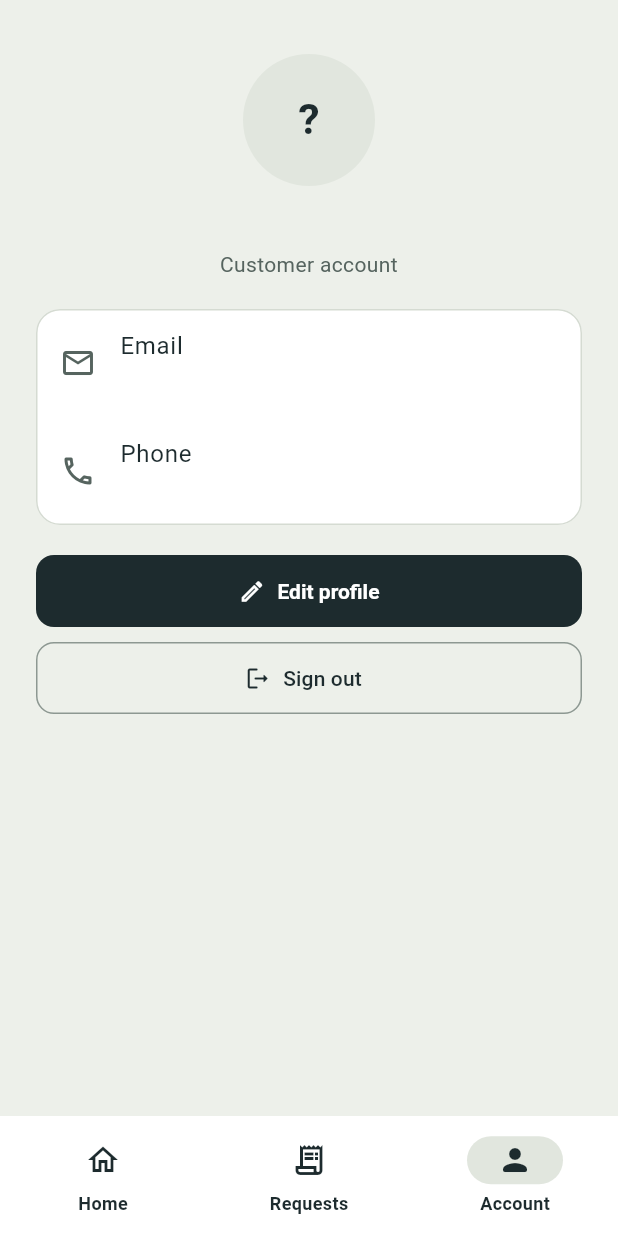
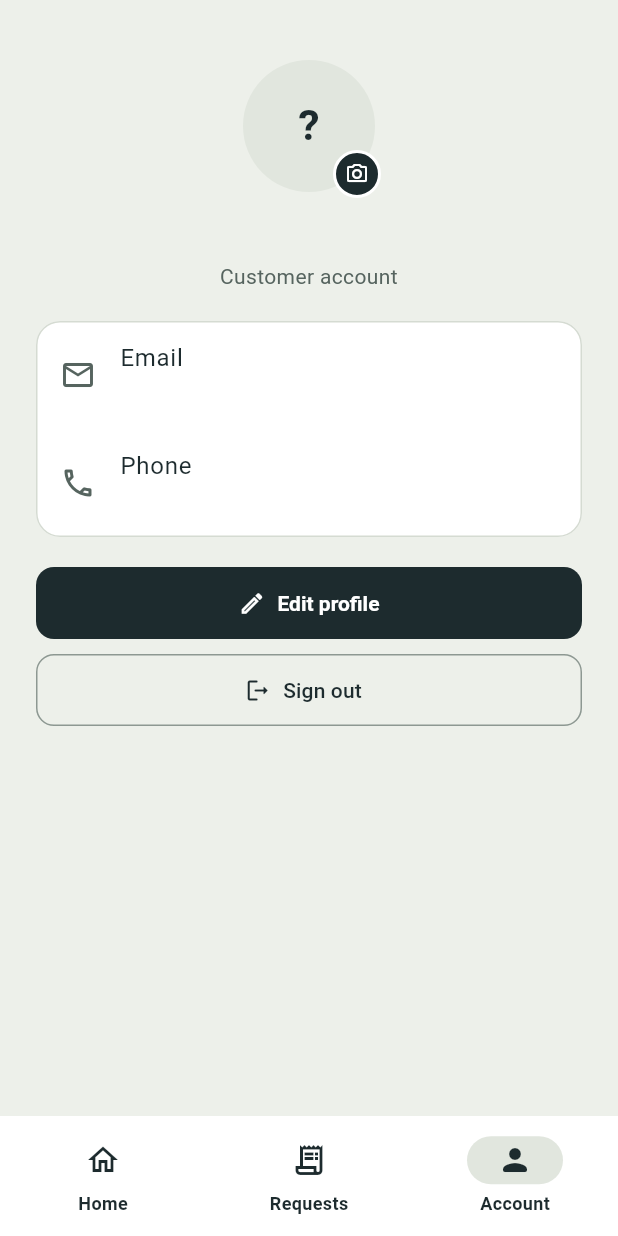
Before and after one commit to dariusagbon/fixNear, a Flutter app: the screen it shows once a user with an empty profile is signed in, item 3 of the bottom bar chosen, on a phone screen of 412 x 824 dp. Run offline on Flutter 3.47's test engine with Material 3 defaults, Android fonts, the phone set to English and light mode, and no system bars; our stand-ins replace cached_network_image, cloud_firestore, firebase_auth, firebase_core, firebase_messaging, geolocator and 2 more; accounts and stored records are empty.

Commit message:
Let providers set a location at sign-up; one-tap profile photo change
- Provider sign-up has an optional base location and service radius
  (current location, or pick on map when maps are enabled), saved on the
  listing with a geohash. Rules allow those fields on create.
- Shared BaseLocationField used by sign-up and the Service tab.
- Tapping your photo (customer Account tab, provider Service tab) picks,
  uploads to Cloudinary and saves it without opening Edit profile.
- Cloudinary defaults to the FixNear account (gp7e9yws / fixnearAvatar),
  still overridable with --dart-define.
- Tests for sign-up location (widget, repository, rules), quick photo
  change and the Cloudinary defaults; README updated.

Co-Authored-By: Claude Opus 5.5 <noreply@anthropic.com>
Claude-Session: https://claude.ai/code/session_01LjKH1D6dJk8N5WQhfFmWE6

````diff
--- a/lib/core/services/cloudinary_service.dart
+++ b/lib/core/services/cloudinary_service.dart
@@ -18,7 +18,8 @@ abstract interface class ImageUploader {
 
 /// Cloudinary account settings for unsigned uploads.
 ///
-/// Set them at build time so no secrets live in source control:
+/// Defaults to FixNear's account (see [defaultCloudName]). To use another
+/// account, set them at build time:
 ///
 /// ```sh
 /// flutter run \
@@ -36,11 +37,23 @@ class CloudinaryConfig {
     this.folder,
   });
 
+  /// FixNear's Cloudinary account. Neither value is a secret: the cloud name
+  /// is part of every image URL and the preset is unsigned. Override both
+  /// with `--dart-define` to use another account.
+  static const defaultCloudName = 'gp7e9yws';
+  static const defaultUploadPreset = 'fixnearAvatar';
+
   static CloudinaryConfig fromEnvironment() {
     const folder = String.fromEnvironment('CLOUDINARY_FOLDER');
     return const CloudinaryConfig(
-      cloudName: String.fromEnvironment('CLOUDINARY_CLOUD_NAME'),
-      uploadPreset: String.fromEnvironment('CLOUDINARY_UPLOAD_PRESET'),
+      cloudName: String.fromEnvironment(
+        'CLOUDINARY_CLOUD_NAME',
+        defaultValue: defaultCloudName,
+      ),
+      uploadPreset: String.fromEnvironment(
+        'CLOUDINARY_UPLOAD_PRESET',
+        defaultValue: defaultUploadPreset,
+      ),
       folder: folder == '' ? null : folder,
     );
   }
--- a/lib/features/customer/customer_marketplace_screen.dart
+++ b/lib/features/customer/customer_marketplace_screen.dart
@@ -18,6 +18,7 @@ import '../jobs/job_detail_screen.dart';
 import '../location/map_pin_picker.dart';
 import '../notifications/notification_permission.dart';
 import '../profile/edit_profile_screen.dart';
+import '../profile/profile_photo_button.dart';
 
 class CustomerMarketplaceScreen extends StatefulWidget {
   const CustomerMarketplaceScreen({
@@ -378,11 +379,18 @@ class _CustomerMarketplaceScreenState extends State<CustomerMarketplaceScreen> {
         children: [
           const SizedBox(height: 12),
           Center(
-            child: ProfileAvatar(
-              name: widget.customerName,
-              photoUrl: profile?.photoUrl,
-              radius: 44,
-            ),
+            child: canEdit
+                ? ProfilePhotoButton(
+                    profile: profile,
+                    uploader: widget.imageUploader!,
+                    onSave: widget.onSaveProfile!,
+                    pickPhoto: widget.pickPhoto,
+                  )
+                : ProfileAvatar(
+                    name: widget.customerName,
+                    photoUrl: profile?.photoUrl,
+                    radius: 44,
+                  ),
           ),
           const SizedBox(height: 12),
           Text(
--- /dev/null
+++ b/lib/features/profile/profile_photo_button.dart
@@ -0,0 +1,142 @@
+import 'package:flutter/material.dart';
+
+import '../../core/models/app_user.dart';
+import '../../core/services/cloudinary_service.dart';
+import '../../core/theme/app_theme.dart';
+import '../../core/utils/formatters.dart';
+import '../../core/widgets/profile_avatar.dart';
+import 'edit_profile_screen.dart';
+
+/// The person's photo with a camera badge. Tapping it picks a new photo,
+/// uploads it to Cloudinary and saves it to the profile straight away,
+/// without opening Edit profile.
+class ProfilePhotoButton extends StatefulWidget {
+  const ProfilePhotoButton({
+    required this.profile,
+    required this.uploader,
+    required this.onSave,
+    this.pickPhoto = pickPhotoWithImagePicker,
+    this.radius = 44,
+    super.key,
+  });
+
+  final AppUser profile;
+  final ImageUploader uploader;
+  final ProfileSaver onSave;
+  final PhotoPicker pickPhoto;
+  final double radius;
+
+  @override
+  State<ProfilePhotoButton> createState() => _ProfilePhotoButtonState();
+}
+
+class _ProfilePhotoButtonState extends State<ProfilePhotoButton> {
+  bool _uploading = false;
+
+  void _say(String message) {
+    ScaffoldMessenger.maybeOf(
+      context,
+    )?.showSnackBar(SnackBar(content: Text(message)));
+  }
+
+  Future<void> _change() async {
+    if (!widget.uploader.isConfigured) {
+      _say('Photo uploads are not set up for this app yet.');
+      return;
+    }
+    final source = await chooseImageSource(context);
+    if (source == null || !mounted) return;
+
+    final PickedPhoto? photo;
+    try {
+      photo = await widget.pickPhoto(source);
+    } catch (_) {
+      if (mounted) _say('Could not open that photo. Try another one.');
+      return;
+    }
+    if (photo == null || !mounted) return;
+    if (photo.bytes.length > CloudinaryService.maxUploadBytes) {
+      _say('Choose an image smaller than 5 MB.');
+      return;
+    }
+
+    setState(() => _uploading = true);
+    try {
+      final url = await widget.uploader.uploadImage(
+        bytes: photo.bytes,
+        fileName: photo.fileName,
+        folder: 'fixnear/avatars',
+      );
+      final profile = widget.profile;
+      await widget.onSave(
+        name: profile.name,
+        phone: profile.phone,
+        photoUrl: url,
+      );
+      if (mounted) _say('Profile photo updated.');
+    } catch (error) {
+      if (mounted) {
+        _say(
+          friendlyErrorMessage(
+            error,
+            'Could not update your photo. Try again.',
+          ),
+        );
+      }
+    } finally {
+      if (mounted) setState(() => _uploading = false);
+    }
+  }
+
+  @override
+  Widget build(BuildContext context) {
+    final radius = widget.radius;
+    final hasPhoto = (widget.profile.photoUrl ?? '').isNotEmpty;
+    return Semantics(
+      button: true,
+      label: hasPhoto ? 'Change profile photo' : 'Add profile photo',
+      excludeSemantics: true,
+      child: InkWell(
+        customBorder: const CircleBorder(),
+        onTap: _uploading ? null : _change,
+        child: SizedBox(
+          width: radius * 2 + 8,
+          height: radius * 2 + 8,
+          child: Stack(
+            alignment: Alignment.center,
+            children: [
+              ProfileAvatar(
+                name: widget.profile.name,
+                photoUrl: widget.profile.photoUrl,
+                radius: radius,
+              ),
+              if (_uploading)
+                SizedBox(
+                  width: radius * 2,
+                  height: radius * 2,
+                  child: const CircularProgressIndicator(strokeWidth: 3),
+                ),
+              Positioned(
+                right: 0,
+                bottom: 0,
+                child: Container(
+                  padding: const EdgeInsets.all(6),
+                  decoration: BoxDecoration(
+                    color: AppTheme.ink,
+                    shape: BoxShape.circle,
+                    border: Border.all(color: Colors.white, width: 2),
+                  ),
+                  child: const Icon(
+                    Icons.photo_camera_outlined,
+                    size: 16,
+                    color: Colors.white,
+                  ),
+                ),
+              ),
+            ],
+          ),
+        ),
+      ),
+    );
+  }
+}
````
Also changed, not shown: lib/core/services/auth_service.dart (+10 -0 lines), lib/features/auth/auth_gate.dart (+38 -1 lines), lib/features/location/base_location_field.dart (added, +138 -0 lines), lib/features/profile/edit_profile_screen.dart (+27 -22 lines), lib/features/provider/provider_home_screen.dart (+74 -0 lines), lib/features/provider/provider_service_settings.dart (+19 -102 lines), 6 other files.
